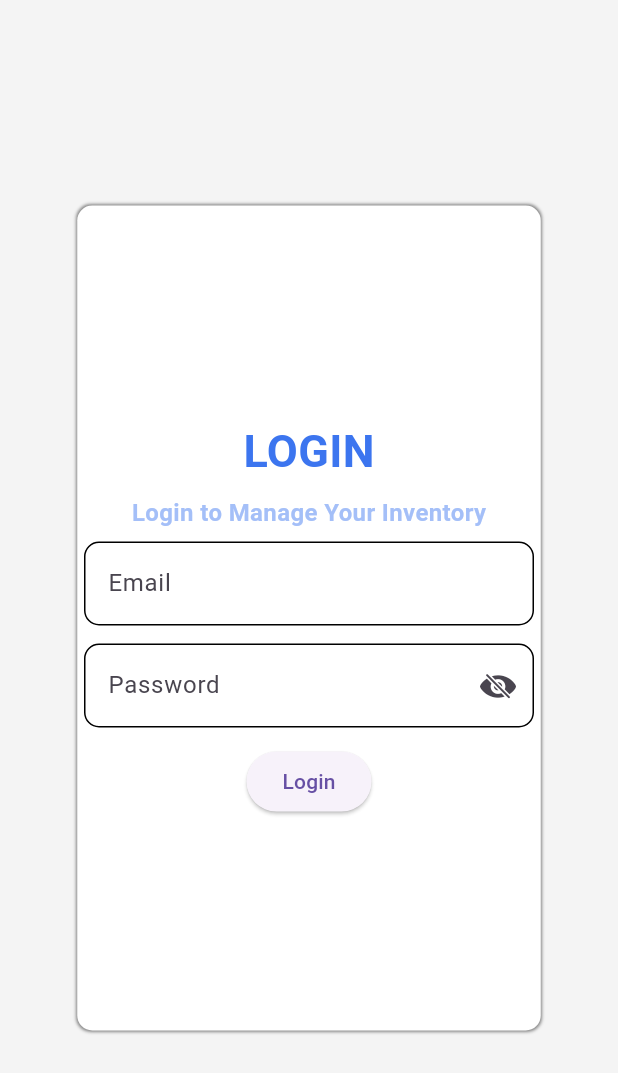
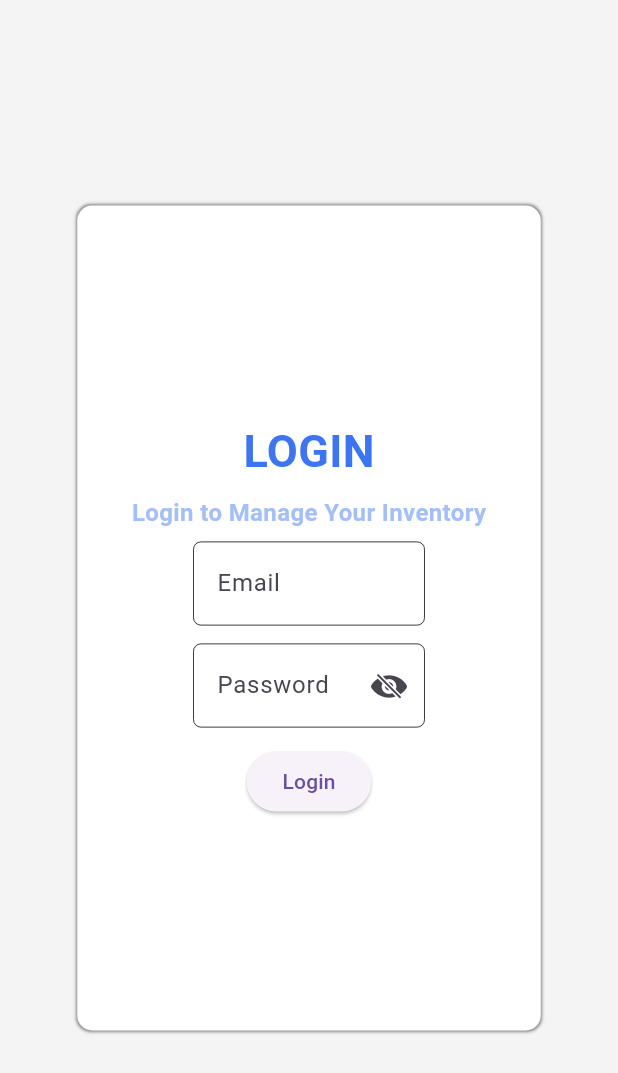
Before and after one commit to parthra-nt/inventory_management, a Flutter app: the screen it shows after launch, on a phone screen of 412 x 824 dp. Shown: the top 1073 px of the screen. Run offline on Flutter 3.47's test engine with Material 3 defaults, Android fonts, the light colour scheme and no system bars; our stand-ins replace file_picker, flutter_screenutil, supabase_flutter; accounts and stored records are empty.

Commit message:
responsive dashboard

```diff
--- a/lib/presentation/screens/login_screen.dart
+++ b/lib/presentation/screens/login_screen.dart
@@ -59,7 +59,7 @@ class _LoginScreenState extends State<LoginScreen> {
                             ),
                           ),
                           SizedBox(
-                            width: 300,
+                            width: 300.w,
                             child: TextFormField(
                               validator: (value) {
                                 if (value == null || value.isEmpty) {
@@ -70,16 +70,16 @@ class _LoginScreenState extends State<LoginScreen> {
                               controller: provider.emailController,
                               decoration: InputDecoration(
                                 border: OutlineInputBorder(
-                                  borderRadius: BorderRadius.circular(10),
-                                  borderSide: BorderSide(width: 1),
+                                  borderRadius: BorderRadius.circular(10.r),
+                                  borderSide: BorderSide(width: 1.w),
                                 ),
                                 enabledBorder: OutlineInputBorder(
-                                  borderRadius: BorderRadius.circular(10),
-                                  borderSide: BorderSide(width: 1),
+                                  borderRadius: BorderRadius.circular(10.r),
+                                  borderSide: BorderSide(width: 1.w),
                                 ),
                                 focusedBorder: OutlineInputBorder(
-                                  borderRadius: BorderRadius.circular(10),
-                                  borderSide: BorderSide(width: 1),
+                                  borderRadius: BorderRadius.circular(10.r),
+                                  borderSide: BorderSide(width: 1.w),
                                 ),
                                 labelText: 'Email',
                                 hintText: "sample@gmail.com",
@@ -88,9 +88,9 @@ class _LoginScreenState extends State<LoginScreen> {
                             ),
                           ),
                           Padding(
-                            padding: const EdgeInsets.only(top: 12, bottom: 12),
+                            padding: EdgeInsets.only(top: 12.h, bottom: 12.h),
                             child: SizedBox(
-                              width: 300,
+                              width: 300.w,
                               child: TextFormField(
                                 obscureText: provider.isObscure,
                                 validator: (value) {
@@ -114,16 +114,16 @@ class _LoginScreenState extends State<LoginScreen> {
                                             icon: Icon(CupertinoIcons.eye_fill),
                                           ),
                                   border: OutlineInputBorder(
-                                    borderRadius: BorderRadius.circular(10),
-                                    borderSide: BorderSide(width: 1),
+                                    borderRadius: BorderRadius.circular(10.r),
+                                    borderSide: BorderSide(width: 1.h),
                                   ),
                                   enabledBorder: OutlineInputBorder(
-                                    borderRadius: BorderRadius.circular(10),
-                                    borderSide: BorderSide(width: 1),
+                                    borderRadius: BorderRadius.circular(10.r),
+                                    borderSide: BorderSide(width: 1.w),
                                   ),
                                   focusedBorder: OutlineInputBorder(
-                                    borderRadius: BorderRadius.circular(10),
-                                    borderSide: BorderSide(width: 1),
+                                    borderRadius: BorderRadius.circular(10.r),
+                                    borderSide: BorderSide(width: 1.w),
                                   ),
                                   labelText: 'Password',
                                 ),
```
